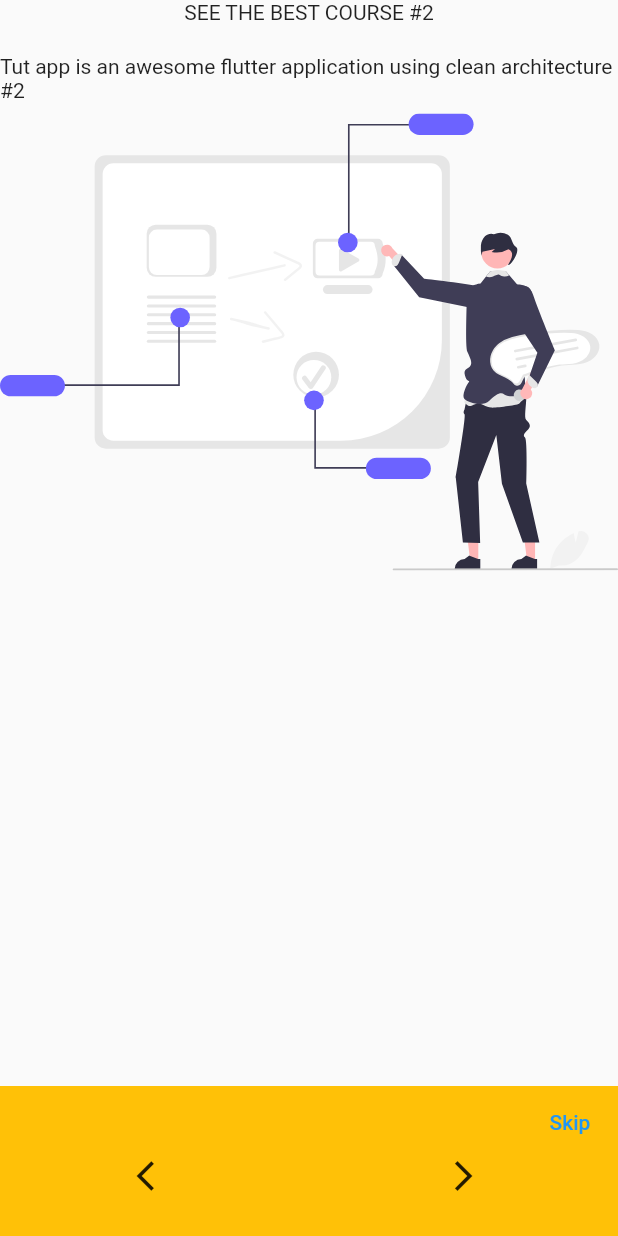
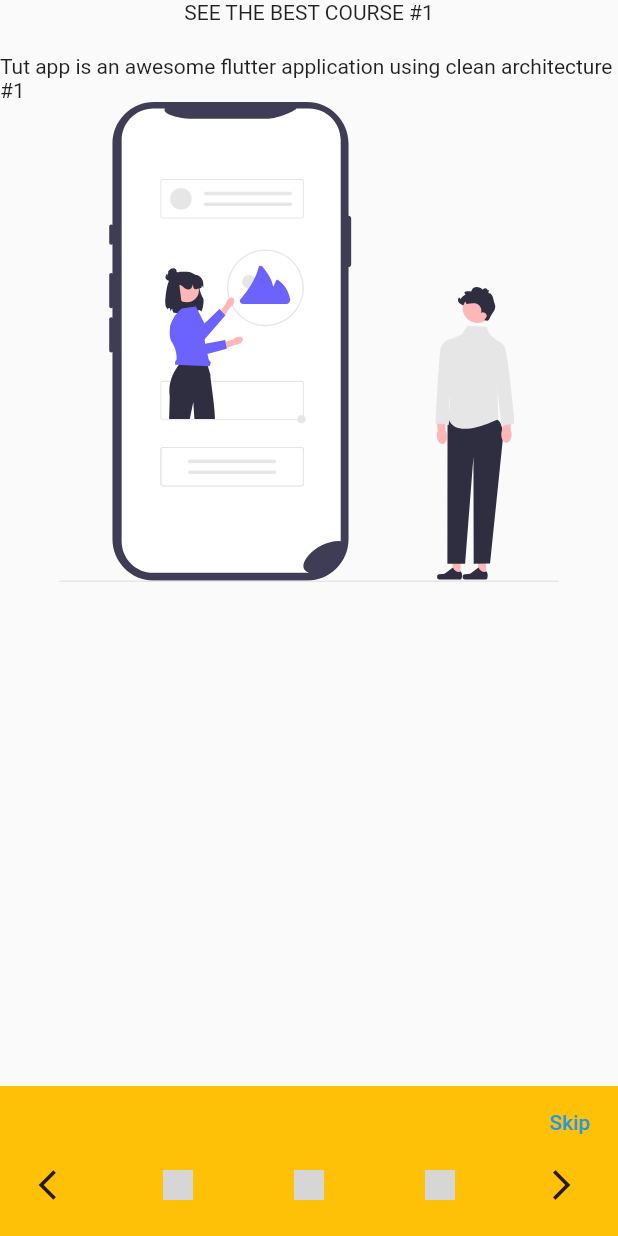
Before and after one commit to NabinTimsina-17/routing_app, a Flutter app: the screen it shows after launch, after a tap on the "arrow back ios" icon, after a tap on the "arrow forward ios" icon, on a phone screen of 412 x 824 dp. Run offline on Flutter 3.47's test engine with Material 2 defaults, Android fonts, the light colour scheme and no system bars; our stand-ins replace flutter_svg; grey boxes are pictures that could not be loaded.

Commit message:
updated onboarding page

```diff
--- a/lib/onboarding_page.dart
+++ b/lib/onboarding_page.dart
@@ -1,3 +1,5 @@
+
+
 import 'package:flutter/material.dart';
 import 'package:flutter_svg/flutter_svg.dart';
 
@@ -68,7 +70,9 @@ class _OnBoardingPageState extends State<OnBoardingPage> {
           controller: _pageController,
           itemCount: onBoardingList.length,
           onPageChanged: (newPage) {
-            _currentpage = newPage;
+            setState(() {
+                          _currentpage = newPage;
+            });
           },
           itemBuilder: (BuildContext context, int index) {
             return onBoardingList[index];
@@ -86,17 +90,20 @@ class _OnBoardingPageState extends State<OnBoardingPage> {
               ],
             ),
             Row(
+
               mainAxisAlignment: MainAxisAlignment.spaceAround,
               children: [
                  InkWell(child: const Icon(Icons.arrow_back_ios,),onTap: () {
-                  _pageController.animateToPage(2, duration: const Duration(milliseconds: 500), curve: Curves.linear);
+                  _pageController.animateToPage(
+                    decreasePageNumber(_currentpage), duration: const Duration(milliseconds: 500), curve: Curves.linear);
                 },
                 ),
-                for (int i = 0; i == onBoardingList.length; i++)
+                for (int i = 0; i < onBoardingList.length; i++)
                   getproperbutton(i, _currentpage),
                 InkWell(child: const Icon(Icons.arrow_forward_ios),
                 onTap: () {
-                  _pageController.animateToPage(1, duration: const Duration(milliseconds: 500) , curve: Curves.linear);
+                  _pageController.animateToPage(
+                    increasePageNumber(_currentpage), duration: const Duration(milliseconds: 500) , curve: Curves.linear);
                 },),
               ],
             ),
@@ -106,22 +113,40 @@ class _OnBoardingPageState extends State<OnBoardingPage> {
     );
   }
 
-  getproperbutton(int i, int currentpage) {
-    if (i == currentpage) {
+ Widget getproperbutton(int index, int currentpage) {
+    if (index == currentpage) {
       return Padding(
         padding: const EdgeInsets.all(8),
-        child: SvgPicture.asset(
-            'assets/images/circleSolidBottomAppbarBoarding.svg',
-            height: 20),
+        child: Image.asset(
+          'assets/images/hollow.png',
+          height: 20,
+        ),
       );
     } else {
       return Padding(
         padding: const EdgeInsets.all(8.0),
-        child: SvgPicture.asset(
-          'assets/images/circleHollowBottomAppbarBoarding.svg',
+        child: Image.asset(
+          'assets/images/filled.png',
           height: 20,
         ),
       );
     }
   }
+
+  int decreasePageNumber(int currentpage) {
+     --currentpage;
+     if(currentpage<0){
+      return onBoardingList.length-1;
+
+     }
+     return currentpage;
+  }
+
+  int increasePageNumber(int currentpage) {
+    ++currentpage;
+    if(currentpage==onBoardingList.length){
+      return 0;
+    }
+    return currentpage;
+  }
 }
```
